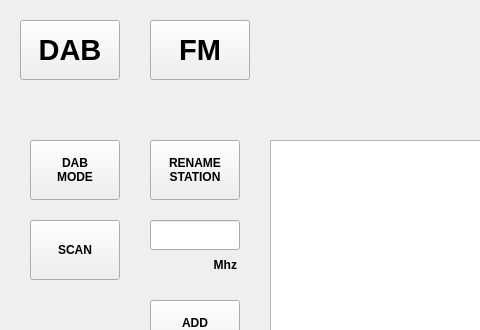
Above: mainwindow.ui from Vitalic66/DAB-FM before the change; both pictures show x 0 to 480 and y 0 to 330 of the 800 by 480 pixel window. Below: the same form after it.
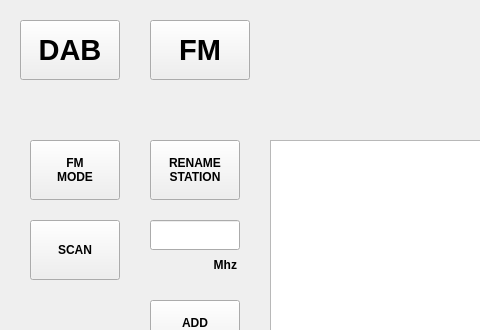
That is the form after the change. The open tabs and pages were chosen to show the change.

Commit message: scan fm

```diff
--- a/mainwindow.ui
+++ b/mainwindow.ui
@@ -372,7 +372,7 @@
        </rect>
       </property>
       <property name="text">
-       <string>DAB
+       <string>FM
 MODE</string>
       </property>
      </widget>
```
Left out of the diff: 2 changed lines with no effect on the pictures. The commit also changes 2 other files.
